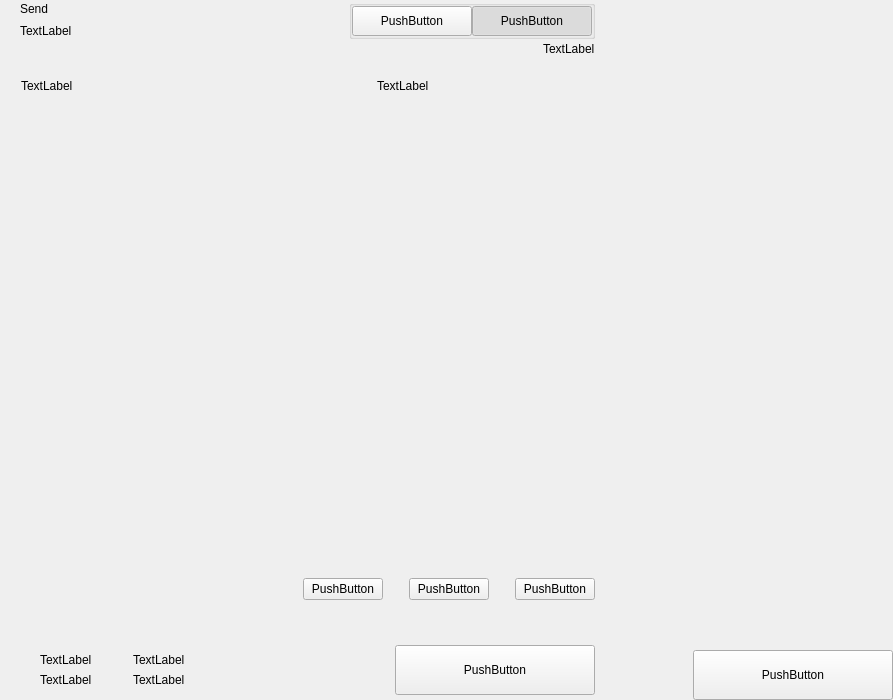
Qt form src/qt/vitae/forms/send.ui (VitaeTeam/Vitae) before a commit.
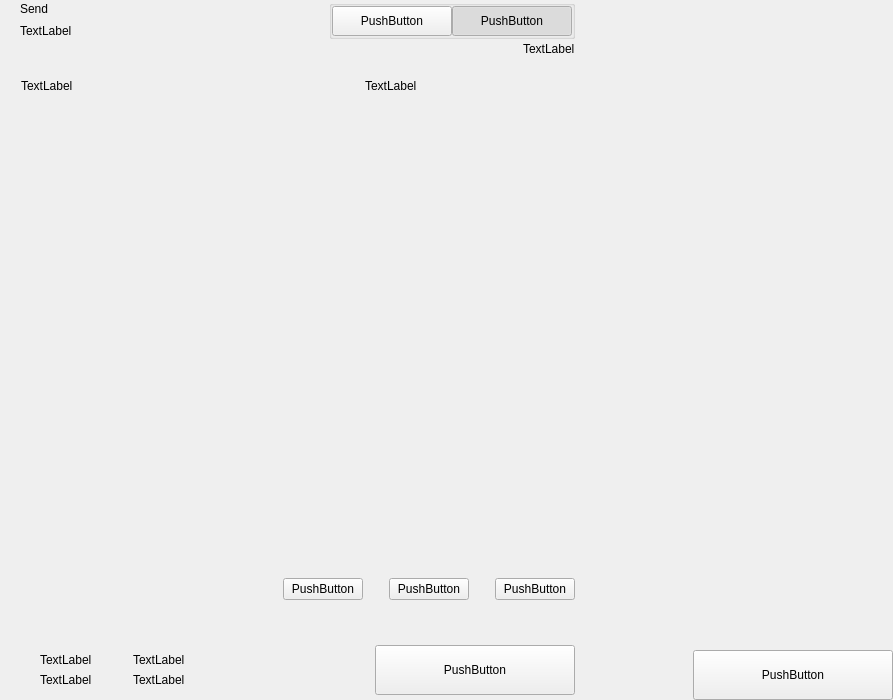
The same form after that commit. Custom widgets are drawn as their Qt base class.

Commit message:
sendWidget improvements and some abstractions
# Conflicts:
#	src/qt/pivx.qrc
#	src/qt/vitae/pwidget.h
#	src/qt/vitae/qtutils.cpp
#	src/qt/vitae/res/img/ic-contact-arrow-down-white.svg
#	src/qt/vitae/res/img/ic-contact-arrow-down.svg
#	src/qt/vitae/settings/settingsinformationwidget.cpp

```diff
--- a/src/qt/vitae/forms/send.ui
+++ b/src/qt/vitae/forms/send.ui
@@ -60,6 +60,9 @@
           <property name="leftMargin">
            <number>20</number>
           </property>
+          <property name="rightMargin">
+           <number>20</number>
+          </property>
           <item>
            <layout class="QVBoxLayout" name="verticalLayout">
             <property name="spacing">
@@ -181,6 +184,9 @@
         </item>
         <item>
          <layout class="QHBoxLayout" name="horizontalLayout_5">
+          <property name="rightMargin">
+           <number>20</number>
+          </property>
           <item>
            <spacer name="horizontalSpacer_2">
             <property name="orientation">
@@ -231,7 +237,7 @@
            <number>0</number>
           </property>
           <property name="rightMargin">
-           <number>0</number>
+           <number>20</number>
           </property>
           <property name="bottomMargin">
            <number>0</number>
@@ -372,6 +378,9 @@
           <property name="spacing">
            <number>6</number>
           </property>
+          <property name="rightMargin">
+           <number>20</number>
+          </property>
           <item>
            <spacer name="horizontalSpacer_4">
             <property name="orientation">
@@ -455,6 +464,9 @@
         </item>
         <item>
          <layout class="QHBoxLayout" name="horizontalLayout_7">
+          <property name="rightMargin">
+           <number>20</number>
+          </property>
           <item>
            <layout class="QHBoxLayout" name="horizontalLayout_10">
             <property name="spacing">
```
The commit also changes 17 other files.
